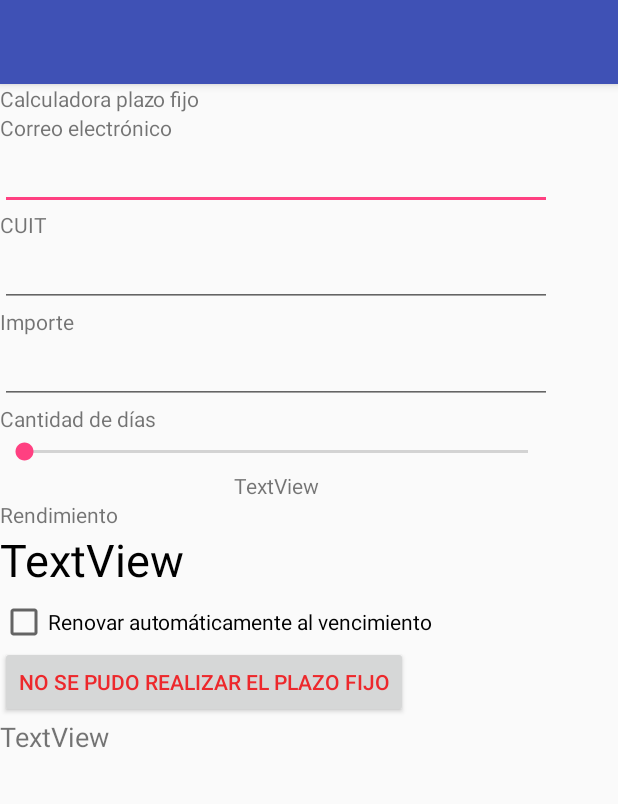
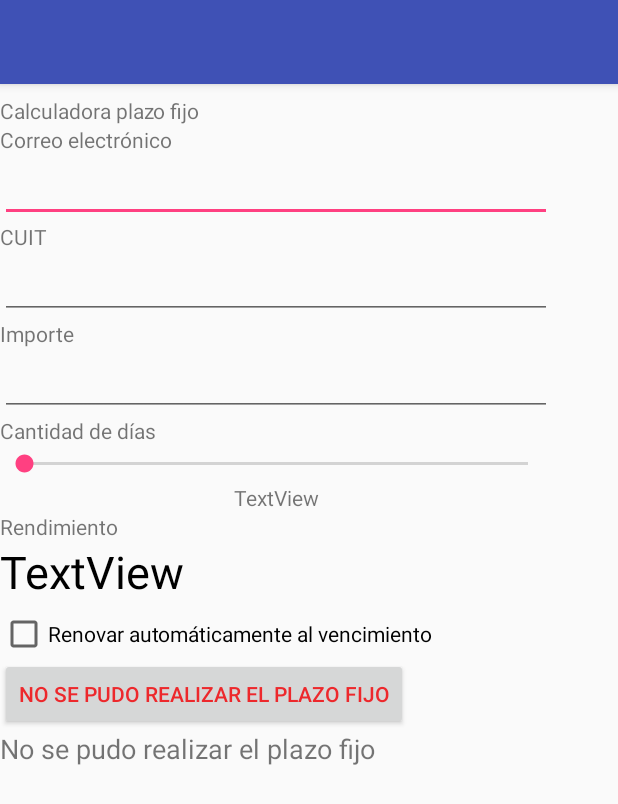
Before and after one commit to EstebanRebechi/Lab01a, an Android app: the screen it shows after launch (MainActivity), after a tap on "NO SE PUDO REALIZAR EL PLAZO FIJO", on a phone screen of 412 x 824 dp. Shown: the top 804 px of the screen. Run offline under Robolectric (Android 15) with nearby library versions, the phone set to English and light mode, and no system bars; 2 statements that could not run were skipped; 1 other tap on this screen came first.

Commit message:
Refactor nombres para seguir convenciones.

```diff
--- a/app/src/main/java/grupo_rebechi_garcialozano/dam/isi/frsf/lab01/MainActivity.java
+++ b/app/src/main/java/grupo_rebechi_garcialozano/dam/isi/frsf/lab01/MainActivity.java
@@ -8,40 +8,45 @@ import android.widget.EditText;
 
 public class MainActivity extends AppCompatActivity {
 
-    private EditText importeIngresado;
-    private Integer importeIngresadoInt;
+    private EditText editTextImporte;
+    private Integer importeIngresado;
+    private Integer plazoIngresado;
 
     @Override
     protected void onCreate(Bundle savedInstanceState) {
         super.onCreate(savedInstanceState);
         setContentView(R.layout.activity_main);
 
-
-        final Button boton = (Button) findViewById(R.id.boton_hacer_plazo_fijo);
-        boton.setOnClickListener(new View.OnClickListener() {
+        final Button btnHacerPlazoFijo = (Button) findViewById(R.id.btn_hacer_plazo_fijo);
+        btnHacerPlazoFijo.setOnClickListener(new View.OnClickListener() {
             @Override
             public void onClick(View v) {
                 getDatosIngresados();
                 if(sonDatosValidos()) {
-                    boton.setTextColor(getColor(R.color.colorVerde));
-                    boton.setText(getString(R.string.texto_rendimiento_valido, rendimiento));
+                    double rendimientoCalculado = calcularRendimiento(importeIngresado, plazoIngresado);
+                    btnHacerPlazoFijo.setTextColor(getColor(R.color.colorVerde));
+                    btnHacerPlazoFijo.setText(getString(R.string.texto_rendimiento_valido, rendimientoCalculado));
                 } else {
-                    boton.setTextColor(getColor(R.color.colorRojo));
-                    boton.setText(getString(R.string.texto_rendimiento_invalido));
+                    btnHacerPlazoFijo.setTextColor(getColor(R.color.colorRojo));
+                    btnHacerPlazoFijo.setText(getString(R.string.texto_rendimiento_invalido));
                 }
             }
         });
     }
 
+    private double calcularRendimiento(Integer capital, Integer plazo) {
+        return 0.0;
+    }
+
     private boolean sonDatosValidos() {
         // Hacer otras validaciones de ser necesario
-        return importeIngresadoInt>0;
+        return importeIngresado >0;
     }
 
     private void getDatosIngresados() {
         // Obtener mail, CUIT y checkbox de ser necesario
-        importeIngresado = (EditText) findViewById(R.id.importe_ingreso);
-        importeIngresadoInt = Integer.valueOf(importeIngresado.getText().toString());
+        editTextImporte = (EditText) findViewById(R.id.edittext_importe);
+        importeIngresado = Integer.valueOf(editTextImporte.getText().toString());
 
     }
 }
--- a/app/src/main/res/layout/activity_main.xml
+++ b/app/src/main/res/layout/activity_main.xml
@@ -12,7 +12,9 @@
         android:orientation="vertical"
         android:weightSum="1"
         tools:layout_editor_absoluteX="8dp"
-        tools:layout_editor_absoluteY="31dp">
+        tools:ignore="MissingConstraints"
+        app:layout_constraintTop_toTopOf="parent"
+        android:layout_marginTop="8dp">
 
         <TextView
             android:id="@+id/textView"
@@ -65,7 +67,7 @@
             tools:layout_editor_absoluteY="204dp" />
 
         <EditText
-            android:id="@+id/importe_ingreso"
+            android:id="@+id/edittext_importe"
             android:layout_width="368dp"
             android:layout_height="wrap_content"
             android:ems="10"
@@ -126,21 +128,19 @@
             tools:layout_editor_absoluteY="443dp" />
 
         <Button
-            android:id="@+id/boton_hacer_plazo_fijo"
+            android:id="@+id/btn_hacer_plazo_fijo"
             android:layout_width="wrap_content"
             android:layout_height="wrap_content"
-            android:text="Button"
+            android:text="@string/boton_hacer_plazo_fijo"
             tools:layout_editor_absoluteX="16dp"
-            tools:layout_editor_absoluteY="468dp"
-            tools:text="@string/boton_hacer_plazo_fijo" />
+            tools:layout_editor_absoluteY="468dp" />
 
         <TextView
             android:id="@+id/textView9"
             android:layout_width="match_parent"
             android:layout_height="wrap_content"
-            android:text="TextView"
-            android:textSize="18sp"
-            tools:text="@string/texto_rendimiento" />
+            android:text="@string/texto_rendimiento_invalido"
+            android:textSize="18sp" />
 
     </LinearLayout>
 
```
